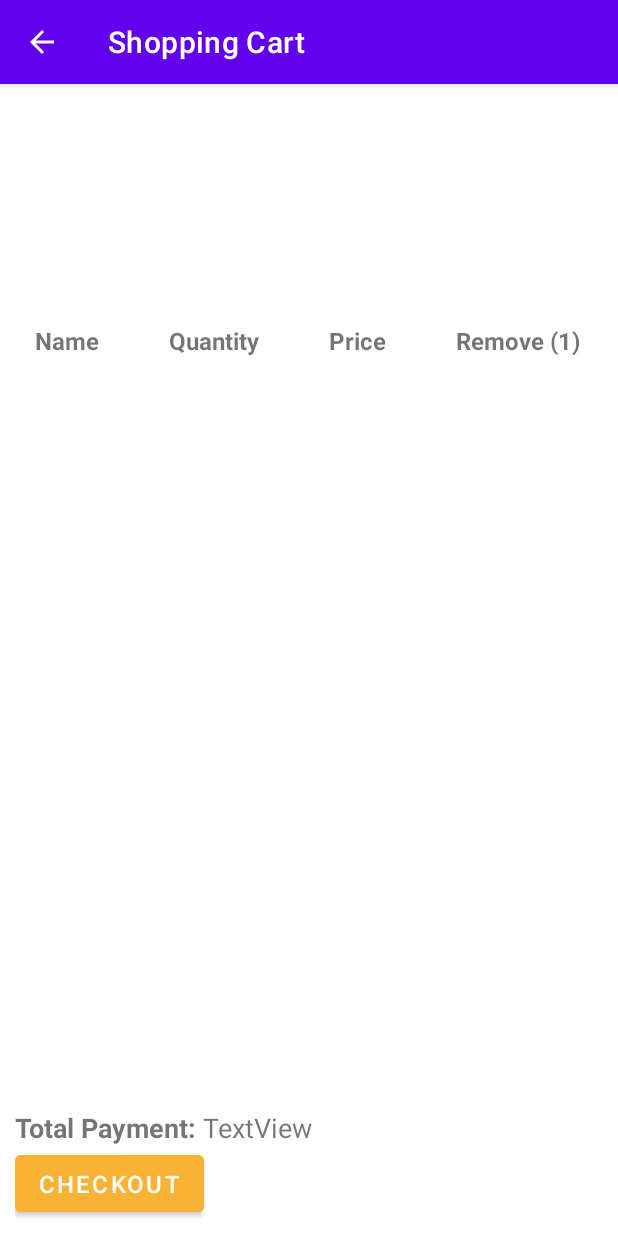
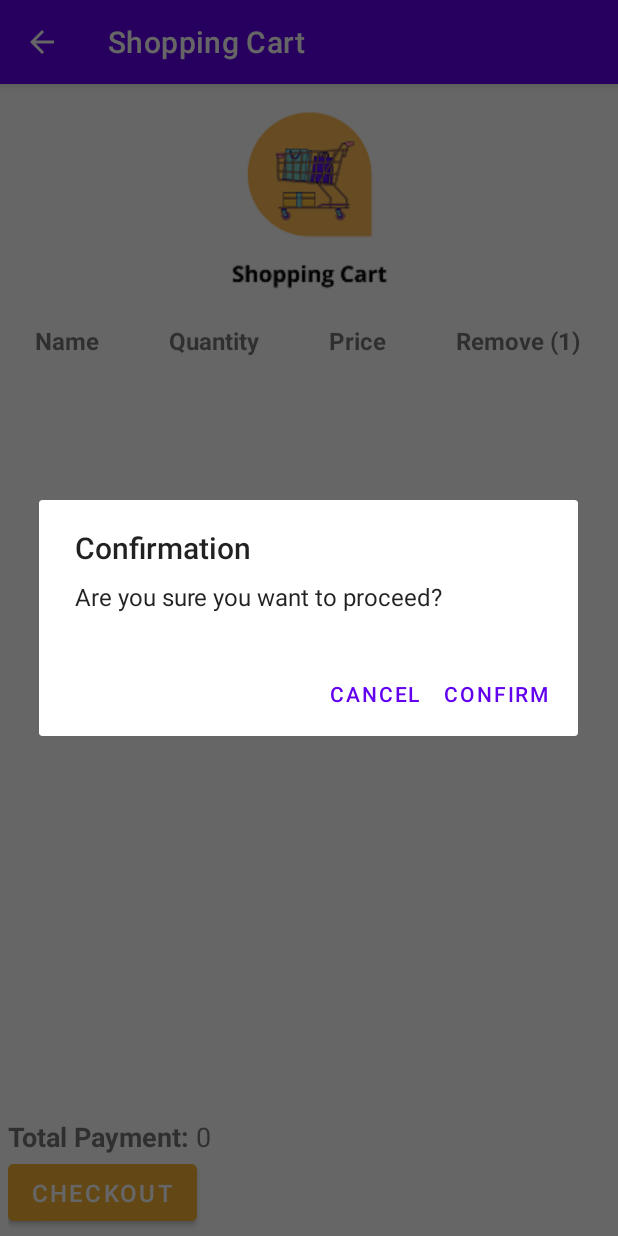
Before and after one commit to jSunpayco/MOBDEVE_S16_Group22_MP, an Android app: the CartActivity screen opened directly, with no data from a screen before it, after a tap on "CHECKOUT", on a phone screen of 412 x 824 dp. Run offline under Robolectric (Android 15) with nearby library versions, the phone set to English and light mode, and no system bars; our stand-ins replace Firebase (no records; nobody signed in at launch, a user with empty details on screens opened directly).

Commit message:
Cart Activity DB functionality

```diff
--- a/app/src/main/java/com/mobdeve/s16/group22/medelivery/CartActivity.java
+++ b/app/src/main/java/com/mobdeve/s16/group22/medelivery/CartActivity.java
@@ -3,43 +3,51 @@ package com.mobdeve.s16.group22.medelivery;
 import android.content.DialogInterface;
 import android.os.Bundle;
 import android.util.Log;
+import android.view.LayoutInflater;
 import android.view.View;
+import android.view.ViewGroup;
 import android.widget.Button;
 import android.widget.TextView;
 import android.widget.Toast;
 
 import androidx.annotation.NonNull;
+import androidx.annotation.Nullable;
 import androidx.appcompat.app.AlertDialog;
 import androidx.appcompat.app.AppCompatActivity;
 import androidx.recyclerview.widget.LinearLayoutManager;
 import androidx.recyclerview.widget.RecyclerView;
 
+import com.bumptech.glide.Glide;
+import com.firebase.ui.firestore.FirestoreRecyclerAdapter;
+import com.firebase.ui.firestore.FirestoreRecyclerOptions;
 import com.google.android.gms.tasks.OnCompleteListener;
 import com.google.android.gms.tasks.OnFailureListener;
 import com.google.android.gms.tasks.OnSuccessListener;
 import com.google.android.gms.tasks.Task;
 import com.google.firebase.auth.FirebaseAuth;
 import com.google.firebase.auth.FirebaseUser;
+import com.google.firebase.firestore.CollectionReference;
 import com.google.firebase.firestore.DocumentReference;
 import com.google.firebase.firestore.DocumentSnapshot;
 import com.google.firebase.firestore.FirebaseFirestore;
-import com.google.firebase.firestore.SetOptions;
+import com.google.firebase.firestore.FirebaseFirestoreException;
+import com.google.firebase.firestore.Query;
+import com.google.firebase.firestore.QueryDocumentSnapshot;
+import com.google.firebase.firestore.QuerySnapshot;
 
-import java.util.Arrays;
 import java.util.HashMap;
-import java.util.List;
 import java.util.Map;
 
 public class CartActivity extends AppCompatActivity {
 
-    private Button orderBtn;
+    private Button checkoutBtn;
     private TextView cartTotalTv;
 
     private RecyclerView recyclerView;
     private FirebaseFirestore firebaseFirestore;
     private FirebaseUser user;
+    private FirestoreRecyclerAdapter adapter;
     private DocumentReference cartReference;
-    private CartAdapter adapter;
 
     @Override
     protected void onCreate(Bundle savedInstanceState) {
@@ -47,29 +55,80 @@ public class CartActivity extends AppCompatActivity {
         setContentView(R.layout.activity_cart);
         setTitle("Shopping Cart");
 
+        this.checkoutBtn = findViewById(R.id.checkoutBtn);
+        this.cartTotalTv = findViewById(R.id.cartTotalTv);
+
         this.recyclerView = findViewById(R.id.cartRecyclerView);
-        this.recyclerView.setHasFixedSize(true);
-        this.recyclerView.setLayoutManager(new LinearLayoutManager(this));
-
         this.firebaseFirestore = FirebaseFirestore.getInstance();
         this.user = FirebaseAuth.getInstance().getCurrentUser();
         this.cartReference = firebaseFirestore.collection("cart").document(this.user.getUid());
 
-        /*
-            Get cart data
-        */
+        Query q = this.cartReference.collection("myCart");
 
-        cartReference.get().addOnSuccessListener(new OnSuccessListener<DocumentSnapshot>() {
+        FirestoreRecyclerOptions<CartModel> options = new FirestoreRecyclerOptions.Builder<CartModel>()
+                .setQuery(q, CartModel.class)
+                .build();
+
+        this.adapter = new FirestoreRecyclerAdapter<CartModel, CartViewHolder>(options){
             @Override
-            public void onSuccess(DocumentSnapshot documentSnapshot) {
-                CartModel cart = documentSnapshot.toObject(CartModel.class);
+            public CartViewHolder onCreateViewHolder(ViewGroup parent, int ViewType){
+                View v = LayoutInflater.from(parent.getContext())
+                        .inflate(R.layout.cart_item, parent, false);
+
+                return new CartViewHolder(v);
             }
-        });
 
-        this.orderBtn = findViewById(R.id.checkoutBtn);
-        this.cartTotalTv = findViewById(R.id.cartTotalTv);
+            @Override
+            protected void onBindViewHolder(@NonNull CartViewHolder holder, int position, @NonNull CartModel cart) {
 
-        orderBtn.setOnClickListener(new View.OnClickListener() {
+                String name = cart.getCartName();
+                holder.cartNameTv.setText(name.substring(0,name.indexOf(" ")));
+                holder.cartPriceTv.setText("₱ " + String.valueOf(cart.getCartPrice()));
+                holder.cartStockTv.setText("Qty: " + String.valueOf(cart.getCartQuantity()));
+
+                holder.cartRemoveBtn.setOnClickListener(new View.OnClickListener() {
+                    @Override
+                    public void onClick(View view) {
+
+                        int tempQuantity = Integer.parseInt(cart.getCartQuantity()) - 1;
+
+                        if(tempQuantity == 0){
+                            getSnapshots().getSnapshot(position).getReference().delete();
+                        }else{
+                            int tempPrice = Integer.parseInt(cart.getCartPrice()) -
+                                    (Integer.parseInt(cart.getCartPrice()) / (tempQuantity + 1));
+
+                            cart.setCartPrice(String.valueOf(tempPrice));
+                            cart.setCartQuantity(String.valueOf(tempQuantity));
+
+                            holder.cartPriceTv.setText("₱ " + String.valueOf(cart.getCartPrice()));
+                            holder.cartStockTv.setText("Qty: " + String.valueOf(cart.getCartQuantity()));
+
+                            cartReference.collection("myCart").document(cart.getCartUid()).
+                                    update("cartQuantity", String.valueOf(tempQuantity),
+                                            "cartPrice", String.valueOf(tempPrice));
+                        }
+
+                        updateTotal();
+                    }
+                });
+            }
+
+            @Override
+            public void onError(FirebaseFirestoreException e) {
+                Log.e("error", e.getMessage());
+            }
+
+        };
+
+        this.adapter.notifyDataSetChanged();
+        LinearLayoutManager mLayoutManager = new LinearLayoutManager(getApplicationContext());
+        this.recyclerView.setLayoutManager(mLayoutManager);
+        this.recyclerView.setAdapter(this.adapter);
+
+        updateTotal();
+
+        checkoutBtn.setOnClickListener(new View.OnClickListener() {
             @Override
             public void onClick(View v) {
                 AlertDialog.Builder confirm = new AlertDialog.Builder(CartActivity.this);
@@ -89,6 +148,37 @@ public class CartActivity extends AppCompatActivity {
                          dialogInterface.dismiss();
                    }
                 });
+
+                confirm.show();
+            }
+        });
+    }
+
+    @Override
+    protected void onStart() {
+        super.onStart();
+        this.adapter.startListening();
+    }
+
+    @Override
+    protected void onStop() {
+        super.onStop();
+        this.adapter.stopListening();
+    }
+
+    protected void updateTotal(){
+        cartReference.collection("myCart")
+                .get().addOnCompleteListener(new OnCompleteListener<QuerySnapshot>() {
+            @Override
+            public void onComplete(@NonNull Task<QuerySnapshot> task) {
+                if (task.isSuccessful()) {
+                    int count = 0;
+                    for (QueryDocumentSnapshot document : task.getResult()) {
+                        int price = Integer.parseInt(document.getString("cartPrice"));
+                        count = count + price;
+                    }
+                    cartTotalTv.setText(String.valueOf(count));
+                }
             }
         });
     }
--- /dev/null
+++ b/app/src/main/java/com/mobdeve/s16/group22/medelivery/CartPriceInterface.java
@@ -0,0 +1,4 @@
+package com.mobdeve.s16.group22.medelivery;
+
+public class CartPriceInterface {
+}
--- a/app/src/main/res/layout/activity_cart.xml
+++ b/app/src/main/res/layout/activity_cart.xml
@@ -8,8 +8,10 @@
 
     <ImageView
         android:id="@+id/imageView3"
-        android:layout_width="150dp"
-        android:layout_height="150dp"
+        android:layout_width="wrap_content"
+        android:layout_height="wrap_content"
+        android:background="@drawable/cart"
+        android:visibility="visible"
         app:layout_constraintEnd_toEndOf="parent"
         app:layout_constraintStart_toStartOf="parent"
         app:layout_constraintTop_toTopOf="parent"
@@ -20,12 +22,16 @@
         android:layout_width="match_parent"
         android:layout_height="wrap_content"
         android:stretchColumns="1,2,3,4"
+        app:layout_constraintBottom_toTopOf="@id/linearLayout"
         app:layout_constraintEnd_toEndOf="parent"
         app:layout_constraintHorizontal_bias="0.0"
         app:layout_constraintStart_toStartOf="parent"
-        app:layout_constraintTop_toBottomOf="@+id/imageView3">
+        app:layout_constraintTop_toBottomOf="@+id/imageView3"
+        app:layout_constraintVertical_bias="0.0">
 
-        <TableRow>
+        <TableRow
+            android:layout_width="match_parent"
+            android:layout_height="match_parent">
 
             <TextView
                 android:id="@+id/textView34"
@@ -64,27 +70,31 @@
                 android:textStyle="bold" />
         </TableRow>
 
-        <androidx.recyclerview.widget.RecyclerView
-            android:id="@+id/cartRecyclerView"
-            android:layout_width="match_parent"
-            android:layout_height="wrap_content" />
+    </TableLayout>
 
-    </TableLayout>
+    <androidx.recyclerview.widget.RecyclerView
+        android:id="@+id/cartRecyclerView"
+        android:layout_width="match_parent"
+        android:layout_height="wrap_content"
+        android:layout_marginBottom="36dp"
+        app:layout_constraintBottom_toTopOf="@+id/linearLayout"
+        app:layout_constraintEnd_toEndOf="parent"
+        app:layout_constraintStart_toStartOf="parent"
+        app:layout_constraintTop_toBottomOf="@+id/tableLayout"
+        app:layout_constraintVertical_bias="0.0" />
 
     <LinearLayout
         android:id="@+id/linearLayout"
         android:layout_width="match_parent"
         android:layout_height="wrap_content"
-        android:layout_marginLeft="10dp"
-        android:layout_marginBottom="10dp"
+        android:layout_marginLeft="5dp"
+        android:layout_marginBottom="4dp"
         android:gravity="bottom"
         android:orientation="vertical"
         app:layout_constraintBottom_toBottomOf="parent"
         app:layout_constraintEnd_toEndOf="parent"
-        app:layout_constraintHorizontal_bias="0.0"
-        app:layout_constraintStart_toStartOf="parent"
-        app:layout_constraintTop_toBottomOf="@+id/tableLayout"
-        app:layout_constraintVertical_bias="1.0">
+        app:layout_constraintHorizontal_bias="1.0"
+        app:layout_constraintStart_toStartOf="@id/tableLayout">
 
         <LinearLayout
             android:layout_width="match_parent"
@@ -105,7 +115,6 @@
                 android:layout_width="wrap_content"
                 android:layout_height="wrap_content"
                 android:layout_weight="0"
-                android:text="TextView"
                 android:textSize="18dp" />
         </LinearLayout>
 
@@ -117,4 +126,5 @@
             android:text="Checkout"
             android:textSize="16sp" />
     </LinearLayout>
+
 </androidx.constraintlayout.widget.ConstraintLayout>
```
Also changed, not shown: app/src/main/java/com/mobdeve/s16/group22/medelivery/CartAdapter.java (deleted, +0 -78 lines), app/src/main/java/com/mobdeve/s16/group22/medelivery/CartCollection.java (deleted, +0 -14 lines), app/src/main/java/com/mobdeve/s16/group22/medelivery/CartModel.java (+10 -12 lines), app/src/main/java/com/mobdeve/s16/group22/medelivery/CartViewHolder.java (added, +20 -0 lines), app/src/main/java/com/mobdeve/s16/group22/medelivery/ItemListActivity.java (+44 -46 lines), app/src/main/java/com/mobdeve/s16/group22/medelivery/OnItemsClickListener.java (added, +7 -0 lines), app/src/main/res/layout/cart_item.xml (+5 -3 lines), app/src/main/res/drawable/cart.png.
